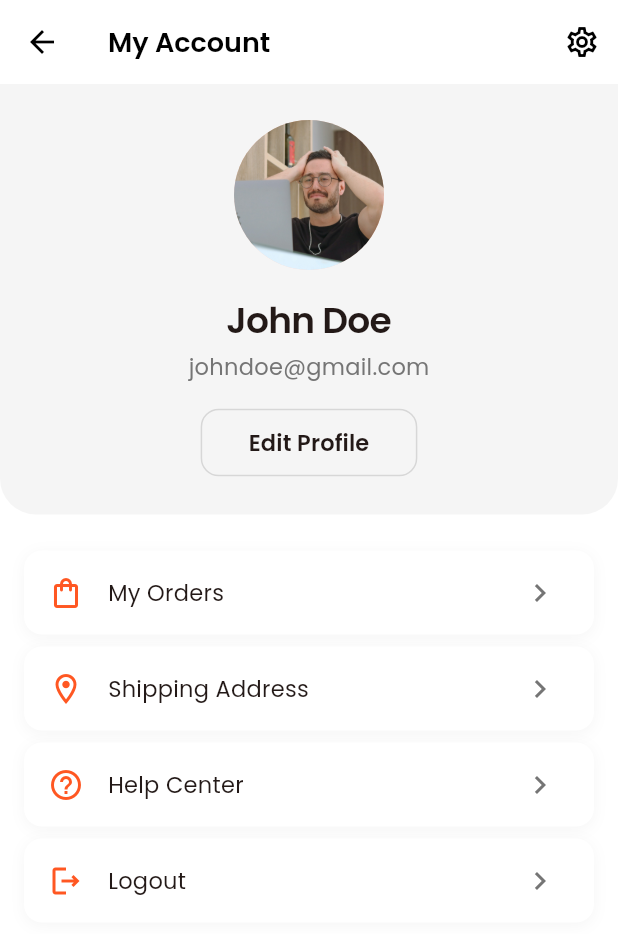
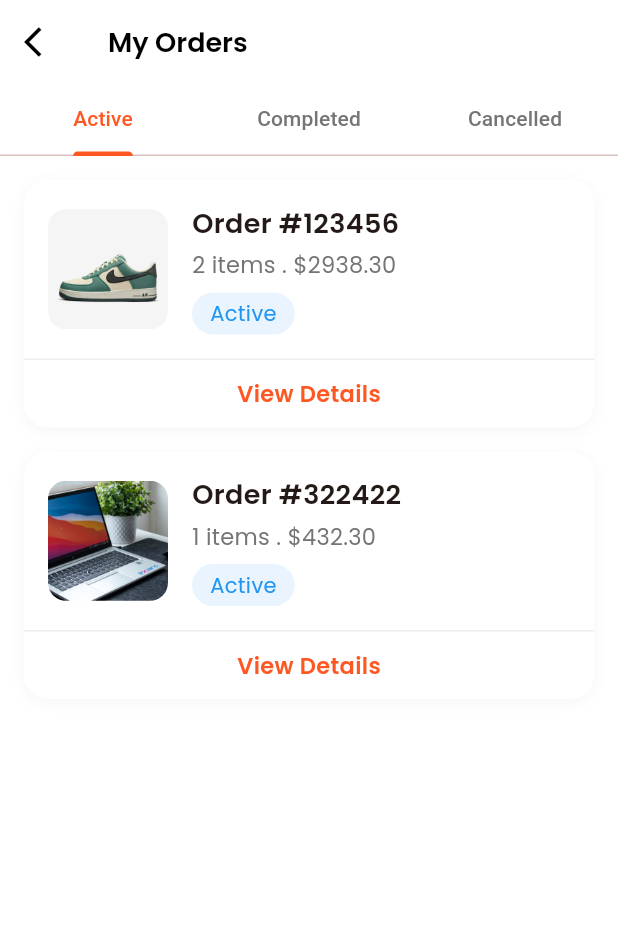
Before and after one commit to penhele/ecommerce-app, a Flutter app: the AccountScreen screen opened directly, after a tap on "My Orders", on a phone screen of 412 x 824 dp. Shown: the top 934 px of the screen. Run offline on Flutter 3.47's test engine with Material 3 defaults, Android fonts, the phone set to English and light mode, and no system bars; our stand-ins replace get, get_storage, google_fonts, share_plus; accounts and stored records are empty.

Commit message:
feat: add orders screen

```diff
--- /dev/null
+++ b/lib/data/models/order.dart
@@ -0,0 +1,21 @@
+enum OrderStatus { active, completed, cancelled }
+
+class Order {
+  final String orderNumber;
+  final int itemCount;
+  final double totalAmount;
+  final OrderStatus status;
+  final String imageUrl;
+  final DateTime orderDate;
+
+  Order({
+    required this.orderNumber,
+    required this.itemCount,
+    required this.totalAmount,
+    required this.status,
+    required this.imageUrl,
+    required this.orderDate,
+  });
+
+  String get statusString => status.name;
+}
--- /dev/null
+++ b/lib/data/repositories/order_repository.dart
@@ -0,0 +1,44 @@
+import '../models/order.dart';
+
+class OrderRepository {
+  List<Order> getOrders() {
+    return [
+      Order(
+        orderNumber: '123456',
+        itemCount: 2,
+        totalAmount: 2938.3,
+        status: OrderStatus.active,
+        imageUrl: 'assets/images/shoe.jpg',
+        orderDate: DateTime.now().subtract(const Duration(hours: 2)),
+      ),
+      Order(
+        orderNumber: '322422',
+        itemCount: 1,
+        totalAmount: 432.3,
+        status: OrderStatus.active,
+        imageUrl: 'assets/images/laptop.jpg',
+        orderDate: DateTime.now().subtract(const Duration(hours: 1)),
+      ),
+      Order(
+        orderNumber: '64353',
+        itemCount: 2,
+        totalAmount: 32.3,
+        status: OrderStatus.completed,
+        imageUrl: 'assets/images/shoe2.jpg',
+        orderDate: DateTime.now().subtract(const Duration(hours: 3)),
+      ),
+      Order(
+        orderNumber: '25242',
+        itemCount: 5,
+        totalAmount: 4932.3,
+        status: OrderStatus.cancelled,
+        imageUrl: 'assets/images/shoes2.jpg',
+        orderDate: DateTime.now().subtract(const Duration(hours: 7)),
+      ),
+    ];
+  }
+
+  List<Order> getOrdersByStatus(OrderStatus status) {
+    return getOrders().where((order) => order.status == status).toList();
+  }
+}
--- a/lib/view/account/account.dart
+++ b/lib/view/account/account.dart
@@ -4,6 +4,7 @@ import 'package:get/get.dart';
 import '../../controller/auth_controller.dart';
 import '../../utils/app_textstyles.dart';
 import '../auth/signin.dart';
+import '../orders/orders.dart';
 import 'setting.dart';
 
 class AccountScreen extends StatelessWidget {
@@ -151,6 +152,7 @@ class AccountScreen extends StatelessWidget {
                 if (item['title'] == 'Logout') {
                   _showLogoutDialog(context);
                 } else if (item['title'] == 'My Orders') {
+                  Get.to(() => OrdersScreen());
                 } else if (item['title'] == 'Shipping Address') {
                 } else if (item['title'] == 'Help Center') {}
               },
--- /dev/null
+++ b/lib/view/orders/orders.dart
@@ -0,0 +1,70 @@
+import 'package:flutter/material.dart';
+import 'package:get/get.dart';
+
+import '../../data/models/order.dart';
+import '../../data/repositories/order_repository.dart';
+import '../../utils/app_textstyles.dart';
+import '../widgets/order_card.dart';
+
+class OrdersScreen extends StatelessWidget {
+  OrdersScreen({super.key});
+
+  final OrderRepository _repository = OrderRepository();
+
+  @override
+  Widget build(BuildContext context) {
+    final isDark = Theme.of(context).brightness == Brightness.dark;
+
+    return DefaultTabController(
+      length: 3,
+      child: Scaffold(
+        appBar: AppBar(
+          leading: IconButton(
+            onPressed: () => Get.back(),
+            icon: Icon(
+              Icons.arrow_back_ios,
+              color: isDark ? Colors.white : Colors.black,
+            ),
+          ),
+          title: Text(
+            'My Orders',
+            style: AppTextStyle.withColor(
+              AppTextStyle.h3,
+              isDark ? Colors.white : Colors.black,
+            ),
+          ),
+          bottom: TabBar(
+            labelColor: Theme.of(context).primaryColor,
+            unselectedLabelColor: isDark
+                ? Colors.grey.shade400
+                : Colors.grey.shade600,
+            indicatorColor: Theme.of(context).primaryColor,
+            tabs: [
+              const Tab(text: 'Active'),
+              const Tab(text: 'Completed'),
+              const Tab(text: 'Cancelled'),
+            ],
+          ),
+        ),
+        body: TabBarView(
+          children: [
+            _buildOrderList(context, OrderStatus.active),
+            _buildOrderList(context, OrderStatus.completed),
+            _buildOrderList(context, OrderStatus.cancelled),
+          ],
+        ),
+      ),
+    );
+  }
+
+  _buildOrderList(BuildContext context, OrderStatus status) {
+    final orders = _repository.getOrdersByStatus(status);
+
+    return ListView.builder(
+      padding: const EdgeInsets.all(16),
+      itemCount: orders.length,
+      itemBuilder: (context, index) =>
+          OrderCard(order: orders[index], onViewDetails: () {}),
+    );
+  }
+}
--- /dev/null
+++ b/lib/view/widgets/order_card.dart
@@ -0,0 +1,130 @@
+import 'package:flutter/material.dart';
+import 'package:get/get.dart';
+
+import '../../data/models/order.dart';
+import '../../utils/app_textstyles.dart';
+
+class OrderCard extends StatelessWidget {
+  const OrderCard({
+    super.key,
+    required this.order,
+    required this.onViewDetails,
+  });
+
+  final Order order;
+  final VoidCallback onViewDetails;
+
+  @override
+  Widget build(BuildContext context) {
+    final isDark = Theme.of(context).brightness == Brightness.dark;
+
+    return Container(
+      margin: const EdgeInsets.only(bottom: 16),
+      decoration: BoxDecoration(
+        color: Theme.of(context).cardColor,
+        borderRadius: BorderRadius.circular(16),
+        boxShadow: [
+          BoxShadow(
+            color: isDark
+                ? Colors.black.withValues(alpha: 0.2)
+                : Colors.grey.withValues(alpha: 0.1),
+            blurRadius: 8,
+            offset: const Offset(0, 2),
+          ),
+        ],
+      ),
+      child: Column(
+        children: [
+          Padding(
+            padding: const EdgeInsets.all(16),
+            child: Row(
+              children: [
+                Container(
+                  width: 80,
+                  height: 80,
+                  decoration: BoxDecoration(
+                    borderRadius: BorderRadius.circular(12),
+                    image: DecorationImage(
+                      image: AssetImage(order.imageUrl),
+                      fit: BoxFit.cover,
+                    ),
+                  ),
+                ),
+                const SizedBox(width: 16),
+
+                Expanded(
+                  child: Column(
+                    crossAxisAlignment: CrossAxisAlignment.start,
+                    children: [
+                      Text(
+                        'Order #${order.orderNumber}',
+                        style: AppTextStyle.withColor(
+                          AppTextStyle.h3,
+                          Theme.of(context).textTheme.bodyLarge!.color!,
+                        ),
+                      ),
+                      const SizedBox(height: 4),
+
+                      Text(
+                        '${order.itemCount} items . \$${order.totalAmount.toStringAsFixed(2)}',
+                        style: AppTextStyle.withColor(
+                          AppTextStyle.bodyMedium,
+                          isDark ? Colors.grey.shade400 : Colors.grey.shade600,
+                        ),
+                      ),
+                      const SizedBox(height: 8),
+
+                      _buildStatusChip(context, order.statusString),
+                    ],
+                  ),
+                ),
+              ],
+            ),
+          ),
+          Divider(height: 1, color: Colors.grey.shade200),
+
+          InkWell(
+            onTap: onViewDetails,
+            child: Padding(
+              padding: const EdgeInsets.symmetric(vertical: 12),
+              child: Text(
+                'View Details',
+                style: AppTextStyle.withColor(
+                  AppTextStyle.buttonMedium,
+                  Theme.of(context).primaryColor,
+                ),
+              ),
+            ),
+          ),
+        ],
+      ),
+    );
+  }
+
+  Widget _buildStatusChip(BuildContext context, String type) {
+    Color getStatusColor() {
+      switch (type) {
+        case 'active':
+          return Colors.blue;
+        case 'completed':
+          return Colors.green;
+        case 'cancelled':
+          return Colors.red;
+        default:
+          return Colors.grey;
+      }
+    }
+
+    return Container(
+      padding: const EdgeInsets.symmetric(horizontal: 12, vertical: 4),
+      decoration: BoxDecoration(
+        color: getStatusColor().withValues(alpha: 0.1),
+        borderRadius: BorderRadius.circular(20),
+      ),
+      child: Text(
+        type.capitalize!,
+        style: AppTextStyle.withColor(AppTextStyle.bodySmall, getStatusColor()),
+      ),
+    );
+  }
+}
```
